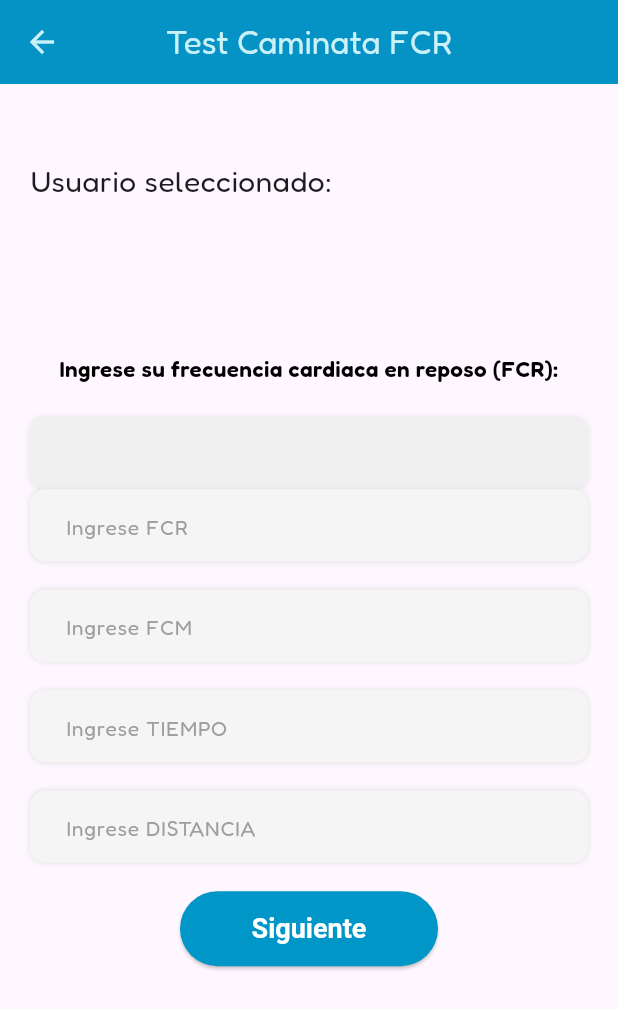
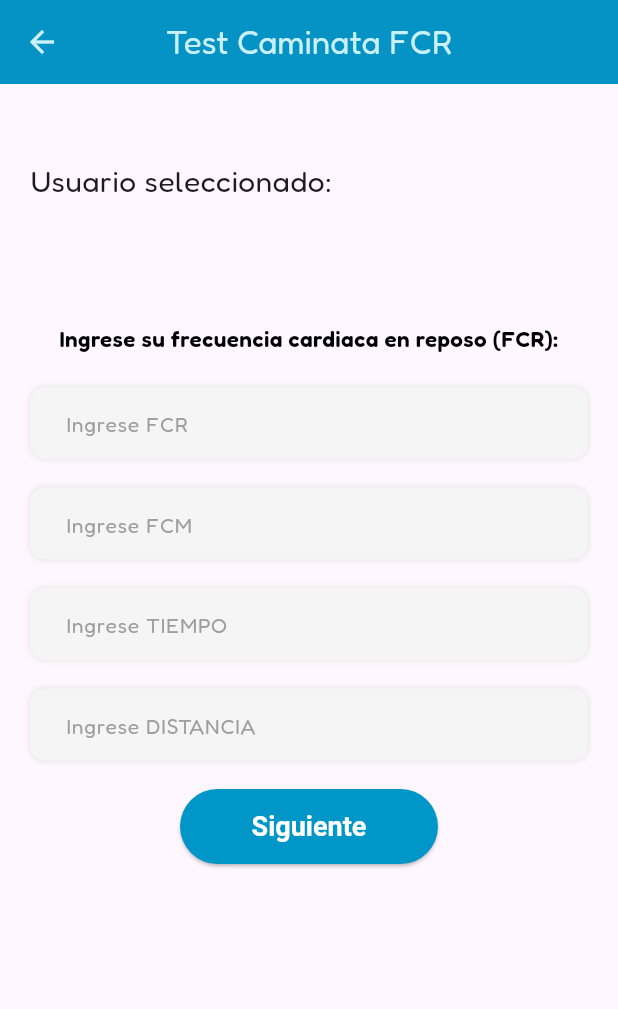
Before and after one commit to Br4y4n-Pro/VitalMoveCBI, a Flutter app: the TestCaminataFCR screen opened by its route, on a phone screen of 412 x 824 dp. Shown: the top 1009 px of the screen. Run offline on Flutter 3.47's test engine with Material 3 defaults, Android fonts, the phone set to English and light mode, and no system bars; our stand-ins replace date_field, dio, fl_chart, flutter_svg, google_fonts, image_picker; missing offline and left inert: unique_simple_bar_chart; network calls fail.

```diff
--- a/lib/main.dart
+++ b/lib/main.dart
@@ -42,15 +42,14 @@ class AppState extends StatelessWidget {
         ChangeNotifierProvider(lazy: false, create: (_) => UsuarioProvider()),
         ChangeNotifierProvider(
             lazy: false, create: (_) => UsuarioFromProvider()),
+        ChangeNotifierProvider(lazy: false, create: (_) => ProviderCaminata()),
+        ChangeNotifierProvider(
+            lazy: false, create: (_) => CaminataFromProvider()),
 
         ChangeNotifierProvider(
             lazy: false, create: (_) => RegistroFromProvider()),
         ChangeNotifierProvider(lazy: false, create: (_) => BruceProvider()),
         ChangeNotifierProvider(lazy: false, create: (_) => BruceFromProvider()),
-
-        ChangeNotifierProvider(lazy: false, create: (_) => ProviderCaminata()),
-        ChangeNotifierProvider(
-            lazy: false, create: (_) => CaminataFromProvider()),
       ],
       child: const MyApp(),
     );
--- a/lib/pages/Evaluador/testBruceMod.dart
+++ b/lib/pages/Evaluador/testBruceMod.dart
@@ -6,7 +6,7 @@ import 'package:vitalmovecbi/provider/testbruce/ProviderBruce.dart';
 import 'package:vitalmovecbi/widgets/loginTextField.dart';
 
 class TestBruceMod extends StatefulWidget {
-  const TestBruceMod({Key? key}) : super(key: key);
+  const TestBruceMod({super.key});
 
   @override
   State<TestBruceMod> createState() => _TestBruceMod();
--- a/lib/pages/Evaluador/testCaminataFCR.dart
+++ b/lib/pages/Evaluador/testCaminataFCR.dart
@@ -1,34 +1,19 @@
-// ignore_for_file: file_names
-
 import 'package:flutter/material.dart';
 import 'package:provider/provider.dart';
 import 'package:vitalmovecbi/index.dart';
-import 'package:vitalmovecbi/pages/Evaluador/testCaminata.dart';
 import 'package:vitalmovecbi/provider/caminata/ProviderCaminata.dart';
-
 import 'package:vitalmovecbi/provider/caminata/caminataFromProvider.dart';
 import 'package:vitalmovecbi/widgets/loginTextField.dart';
 
-class TestCaminataFCR extends StatefulWidget {
-  const TestCaminataFCR({super.key});
-
-  @override
-  State<TestCaminataFCR> createState() => _TestCaminataFCR();
-}
-
-class _TestCaminataFCR extends State<TestCaminataFCR> {
-  // ignore: unused_field
-  final _formKey = GlobalKey<FormState>();
-
-  // List<Persona> personas = [
-  //   Persona("Edison Cuaran", "C.C 1556458585"),
+class TestCaminataFCR extends StatelessWidget {
+  const TestCaminataFCR({Key? key});
 
   @override
   Widget build(BuildContext context) {
+    final size = MediaQuery.of(context).size;
     final fromProvider =
         Provider.of<CaminataFromProvider>(context, listen: false);
     final provider = Provider.of<ProviderCaminata>(context, listen: false);
-    final size = MediaQuery.of(context).size;
     return Scaffold(
       appBar: AppBar(
         centerTitle: true,
@@ -45,7 +30,7 @@ class _TestCaminataFCR extends State<TestCaminataFCR> {
       body: Container(
         margin: const EdgeInsets.symmetric(horizontal: 20),
         child: ListView(
-          children: [
+          children: <Widget>[
             const SizedBox(height: 50),
             const Text(
               "Usuario seleccionado:",
@@ -53,25 +38,6 @@ class _TestCaminataFCR extends State<TestCaminataFCR> {
               style: TextStyle(
                 fontSize: 20,
               ),
-            ),
-            const Column(
-              crossAxisAlignment: CrossAxisAlignment.start,
-              children: [
-                SizedBox(height: 0.1),
-                SizedBox(height: 20),
-                // Column(
-                //   children: personas
-                //       .map(
-                //         (persona) => Column(
-                //           children: [
-                //             lista(persona.nombre, persona.cedula),
-                //             const SizedBox(height: 10),
-                //           ],
-                //         ),
-                //       )
-                //       .toList(),
-                // ),
-              ],
             ),
             const SizedBox(height: 80),
             const Text(
@@ -85,38 +51,40 @@ class _TestCaminataFCR extends State<TestCaminataFCR> {
             ),
             const SizedBox(height: 3),
             const SizedBox(height: 19),
-            inputLogin(""),
             Consumer(
               builder: (context, value, child) => InputLogin(
-                  onChanged: (value) => fromProvider.fcr = value as double?,
+                onChanged: (value) => fromProvider.fcr = value,
                 campo: "Ingrese FCR",
                 tamano: size.width,
-                  tipo: TextInputType.number),
+                tipo: TextInputType.number,
+              ),
             ),
             const SizedBox(height: 19),
             Consumer(
               builder: (context, value, child) => InputLogin(
-                  onChanged: (value) => fromProvider.fcm = value as double?,
+                onChanged: (value) => fromProvider.fcm = value,
                 campo: "Ingrese FCM",
                 tamano: size.width,
-                  tipo: TextInputType.number),
+                tipo: TextInputType.number,
+              ),
             ),
             const SizedBox(height: 19),
             Consumer(
               builder: (context, value, child) => InputLogin(
-                  onChanged: (value) => fromProvider.tiempo = value as double?,
+                onChanged: (value) => fromProvider.tiempo = value,
                 campo: "Ingrese TIEMPO",
                 tamano: size.width,
-                  tipo: TextInputType.number),
+                tipo: TextInputType.number,
+              ),
             ),
             const SizedBox(height: 19),
             Consumer(
               builder: (context, value, child) => InputLogin(
-                  onChanged: (value) =>
-                      fromProvider.distancia = value as double?,
+                onChanged: (value) => fromProvider.distancia = value,
                 campo: "Ingrese DISTANCIA",
                 tamano: size.width,
-                  tipo: TextInputType.number),
+                tipo: TextInputType.number,
+              ),
             ),
             const SizedBox(height: 19),
             Container(
@@ -138,6 +106,7 @@ class _TestCaminataFCR extends State<TestCaminataFCR> {
                   try {
                     provider.caminata(fromProvider, context);
                   } catch (error) {
+                    // ignore: avoid_print
                     print('Error al enviar la solicitud: $error');
                   }
                 },
--- a/lib/provider/caminata/ProviderCaminata.dart
+++ b/lib/provider/caminata/ProviderCaminata.dart
@@ -6,7 +6,6 @@ import 'package:vitalmovecbi/Api/AllApi.dart';
 import 'package:vitalmovecbi/provider/caminata/caminataFromProvider.dart';
 
 class ProviderCaminata extends ChangeNotifier {
-
   caminata(CaminataFromProvider fromProvider, BuildContext context) {
     final data = {
       "fcr": fromProvider.fcr,
--- a/lib/provider/caminata/caminataFromProvider.dart
+++ b/lib/provider/caminata/caminataFromProvider.dart
@@ -1,16 +1,15 @@
 import 'package:flutter/cupertino.dart';
 
 class CaminataFromProvider extends ChangeNotifier {
-  GlobalKey<FormState> fromkey =  GlobalKey<FormState>();
-
+  GlobalKey<FormState> fromkey = GlobalKey<FormState>();
 
   int? idusuario;
   DateTime? fecha;
-  double? fcr;
-  double? tiempo;
-  double? distancia;
-  double? fcm;
-  double? consumovo2;
+  String fcr = '';
+  String tiempo = '';
+  String distancia = '';
+  String fcm = '';
+  String consumovo2 = '';
   String barevodos = '';
 
   validateFrom() {
```
Lines whose indentation alone changed are shown as unchanged.
